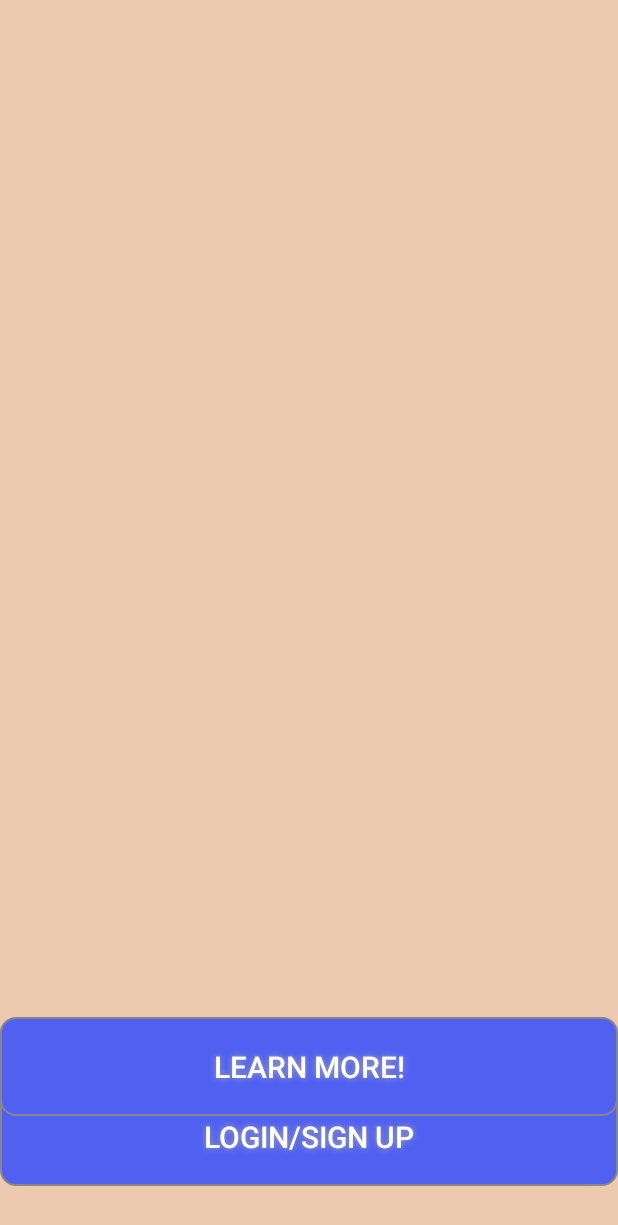
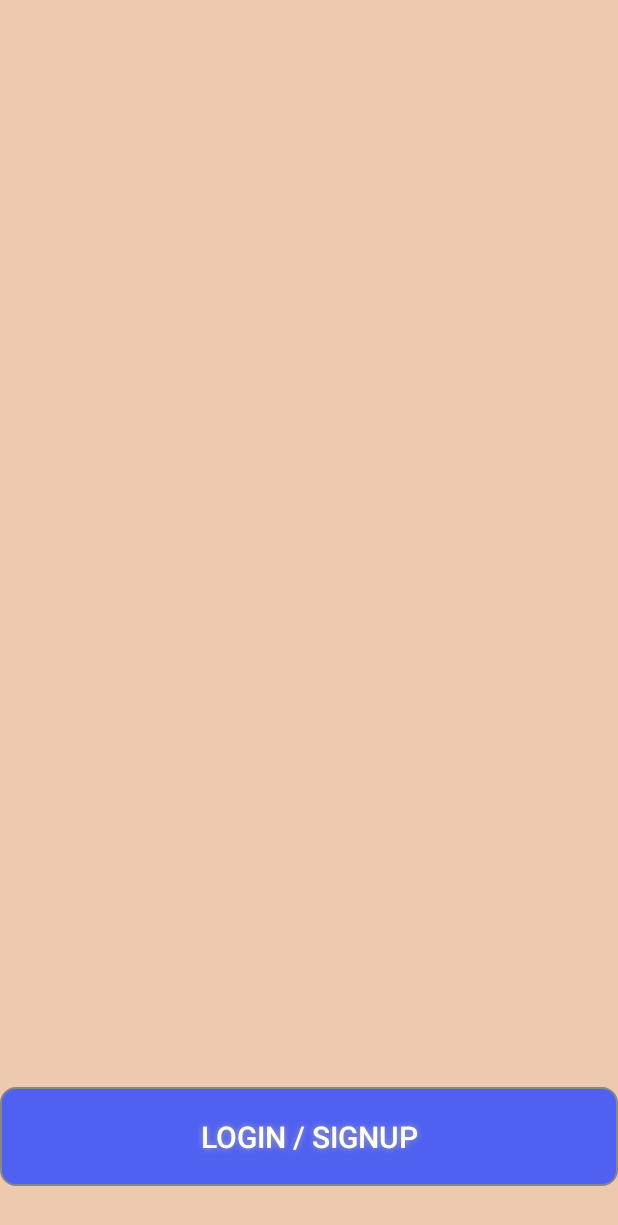
Before and after one commit to kushgkh/iSort, an Android app: the screen it shows after launch (MainActivity), on a phone screen of 412 x 824 dp. Shown: the top 1225 px of the screen. Run offline under Robolectric (Android 15) with nearby library versions, the phone set to English and light mode, and no system bars; libraries missing offline, so code that uses them is left out: com.google.api.client, com.google.api.services.

```diff
--- a/app/src/main/java/com/google/sample/isort/MainActivity.java
+++ b/app/src/main/java/com/google/sample/isort/MainActivity.java
@@ -90,14 +90,15 @@ public class MainActivity extends AppCompatActivity {
         Button loginButton = (Button) findViewById(R.id.LoginButton);
         final TextView t = (TextView)findViewById(R.id.pointsText);
         Button statsButton = (Button) findViewById(R.id.statsButton);
-        statsButton.setText("Stats");
+        Button educButton = (Button) findViewById(R.id.eduButton);
+
 
         if(data == null || data == ""){
             data = "Please login first!!!";
             fab.setVisibility(View.GONE);
-            loginButton.setText("Login/Sign Up");
             t.setVisibility(View.GONE);
             statsButton.setVisibility(View.GONE);
+            educButton.setVisibility(View.GONE);
         }
         else
         {
```
Also changed, not shown: app/src/main/res/drawable/logo.png (added).
